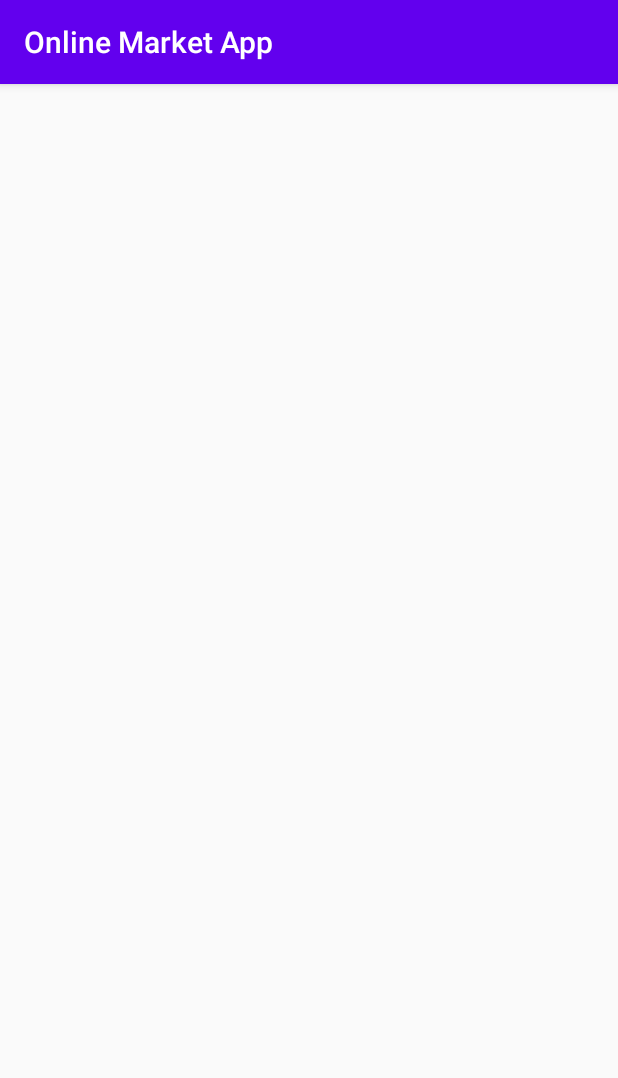
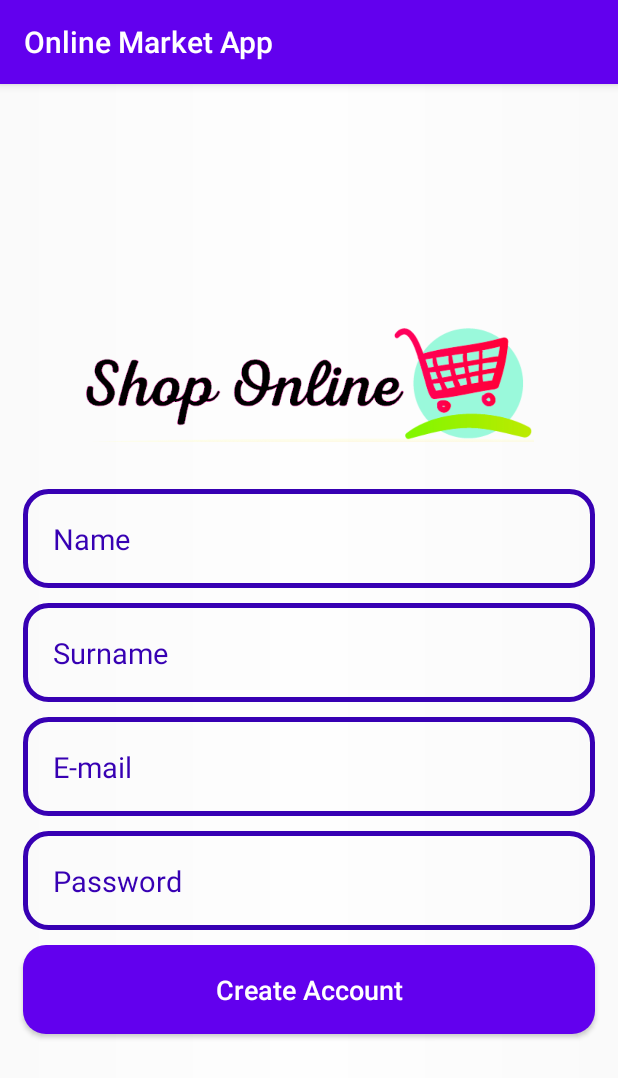
Before and after one commit to Petrified0110/OnlineMarketApp, an Android app: the RegisterActivity screen opened directly, with no data from a screen before it, on a phone screen of 412 x 824 dp. Shown: the top 1078 px of the screen. Run offline under Robolectric (Android 15) with nearby library versions, the phone set to English and light mode, and no system bars.

Commit message:
Created Register UI

```diff
--- a/app/src/main/res/layout/activity_register.xml
+++ b/app/src/main/res/layout/activity_register.xml
@@ -1,10 +1,105 @@
 <?xml version="1.0" encoding="utf-8"?>
-<RelativeLayout
-    xmlns:android="http://schemas.android.com/apk/res/android"
+<RelativeLayout xmlns:android="http://schemas.android.com/apk/res/android"
     xmlns:app="http://schemas.android.com/apk/res-auto"
     xmlns:tools="http://schemas.android.com/tools"
     android:layout_width="match_parent"
     android:layout_height="match_parent"
-    tools:context=".registerActivity">
+    android:background="@drawable/welcome"
+    tools:context=".RegisterActivity">
+
+    <ImageView
+        android:id="@+id/register_applogo"
+        android:layout_width="300dp"
+        android:layout_height="100dp"
+        android:src="@drawable/applogo"
+        android:layout_centerHorizontal="true"
+        android:layout_marginTop="150dp"
+        />
+
+    <EditText
+        android:id="@+id/register_name_input"
+        android:layout_width="match_parent"
+        android:layout_height="wrap_content"
+        android:layout_below="@+id/register_applogo"
+        android:background="@drawable/input_design"
+        android:padding="20dp"
+        android:layout_marginLeft="15dp"
+        android:layout_marginRight="15dp"
+        android:layout_marginTop="20dp"
+        android:hint="Name"
+        android:inputType="text"
+        android:textColor="@color/colorPrimaryDark"
+        android:textColorHint="@color/colorPrimaryDark"
+        android:textSize="19sp"
+        />
+
+    <EditText
+        android:id="@+id/register_surname_input"
+        android:layout_width="match_parent"
+        android:layout_height="wrap_content"
+        android:layout_below="@+id/register_name_input"
+        android:background="@drawable/input_design"
+        android:padding="20dp"
+        android:layout_marginLeft="15dp"
+        android:layout_marginRight="15dp"
+        android:layout_marginTop="10dp"
+        android:hint="Surname"
+        android:inputType="text"
+        android:textColor="@color/colorPrimaryDark"
+        android:textColorHint="@color/colorPrimaryDark"
+        android:textSize="19sp"
+        />
+
+    <EditText
+        android:id="@+id/register_email_input"
+        android:layout_width="match_parent"
+        android:layout_height="wrap_content"
+        android:layout_below="@+id/register_surname_input"
+        android:background="@drawable/input_design"
+        android:padding="20dp"
+        android:layout_marginLeft="15dp"
+        android:layout_marginRight="15dp"
+        android:layout_marginTop="10dp"
+        android:hint="E-mail"
+        android:inputType="number"
+        android:textColor="@color/colorPrimaryDark"
+        android:textColorHint="@color/colorPrimaryDark"
+        android:textSize="19sp"
+        />
+
+
+    <EditText
+        android:id="@+id/register_password_input"
+        android:layout_width="match_parent"
+        android:layout_height="wrap_content"
+        android:layout_below="@+id/register_email_input"
+        android:background="@drawable/input_design"
+        android:padding="20dp"
+        android:layout_marginLeft="15dp"
+        android:layout_marginRight="15dp"
+        android:layout_marginTop="10dp"
+        android:hint="Password"
+        android:inputType="textPassword"
+        android:textColor="@color/colorPrimaryDark"
+        android:textColorHint="@color/colorPrimaryDark"
+        android:textSize="19sp"
+        />
+
+
+    <Button
+        android:id="@+id/register_btn"
+        android:layout_width="match_parent"
+        android:layout_height="wrap_content"
+        android:layout_below="@+id/register_password_input"
+        android:layout_marginTop="10dp"
+        android:layout_marginLeft="15dp"
+        android:layout_marginRight="15dp"
+        android:background="@drawable/buttons"
+        android:padding="17dp"
+        android:textAllCaps="false"
+        android:textSize="18sp"
+        android:text="Create Account"
+        android:textColor="@android:color/white"
+        />
 
 </RelativeLayout>
```
Also changed, not shown: app/src/main/java/com/example/onlinemarketapp/LoginActivity.java (+59 -73 lines), app/src/main/java/com/example/onlinemarketapp/MainActivity.java (+25 -23 lines), app/src/main/java/com/example/onlinemarketapp/RegisterActivity.java (+90 -107 lines).
